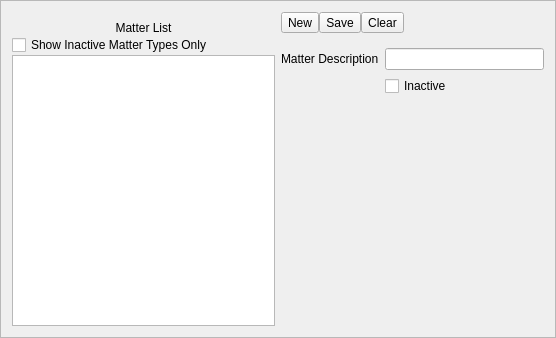
Above: UI/ManageMatters.ui from dominict/Rudy before the change. Below: the same form after it.
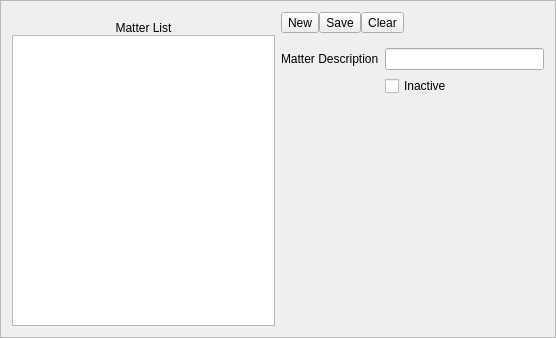
That is the form after the change. Icons and pictures are not drawn.

Commit message: Connecting Client Info and the Matter Screens

```diff
--- a/UI/ManageMatters.ui
+++ b/UI/ManageMatters.ui
@@ -47,13 +47,6 @@
        </property>
       </widget>
      </item>
-     <item>
-      <widget class="QCheckBox" name="showInactive">
-       <property name="text">
-        <string>Show Inactive Matter Types Only</string>
-       </property>
-      </widget>
-     </item>
      <item>
       <widget class="QListWidget" name="matterList"/>
      </item>
```
The commit also changes 10 other files.
